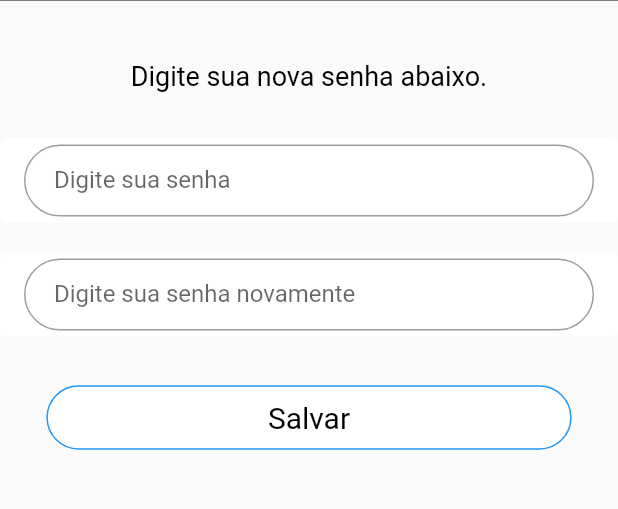
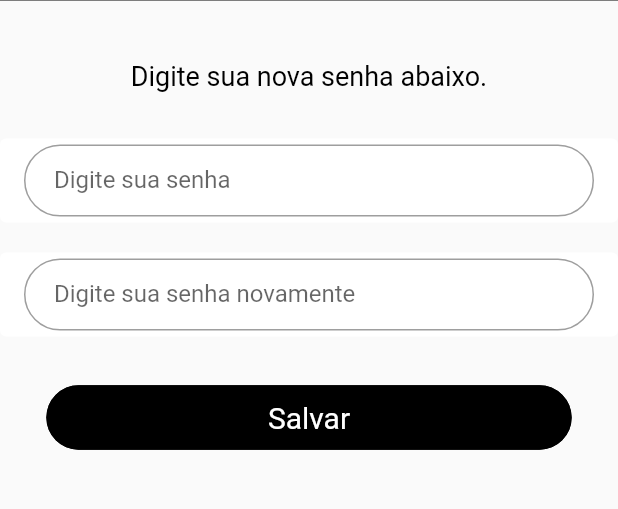
Before and after one commit to RaphaZ99/skymed-mobile, a Flutter app: the WidgetRecuperarSenhaPacienteCodigo screen opened by its route, after a tap on "Próximo", on a phone screen of 412 x 824 dp, the part 151-660 px from its top. Run offline on Flutter 3.47's test engine with Material 2 defaults, Android fonts, the phone set to English and light mode, and no system bars.

Commit message:
Ajusta cor de botões segundo o padrão

```diff
--- a/lib/views/recuperar-senha-paciente-codigo.dart
+++ b/lib/views/recuperar-senha-paciente-codigo.dart
@@ -18,9 +18,9 @@ class _WidgetRecuperarSenhaPacienteCodigoState
         child: ListView(
           children: <Widget>[
             WidgetContainerInputTexto(
-               texto: "Recuperar Senha",
-               tamanhoDaLetra: 25.0,
-               alturaDoTexto: 2,
+              texto: "Recuperar Senha",
+              tamanhoDaLetra: 25.0,
+              alturaDoTexto: 2,
             ),
             Text(
               'Digite o código enviado para seu e-mail',
@@ -66,9 +66,9 @@ class _WidgetRecuperarSenhaPacienteCodigoState
             ),
             Botao(
               titulo: 'Próximo',
-              corInterna: Colors.white,
-              corBorda: Colors.blue,
-              corLetra: Colors.black,
+              corBorda: Colors.black,
+              corLetra: Colors.white,
+              corInterna: Colors.black,
               callback: () => Navigator.of(context).push(
                 MaterialPageRoute(
                   builder: (context) => WidgetRecuperarSenhaPacienteNovaSenha(),
--- a/lib/views/recuperar-senha-paciente-nova-senha.dart
+++ b/lib/views/recuperar-senha-paciente-nova-senha.dart
@@ -36,10 +36,12 @@ class _WidgetRecuperarSenhaPacienteNovaSenhaState
             ),
             Botao(
               titulo: 'Salvar',
-              corLetra: Colors.black,
-              corBorda: Colors.blue,
-              corInterna: Colors.white,
-              callback: () => Navigator.pop(context),
+              corBorda: Colors.black,
+              corLetra: Colors.white,
+              corInterna: Colors.black,
+              callback: () {
+                Navigator.of(context).popUntil((route) => route.isFirst);
+              },
             ),
           ],
         ),
```
Also changed, not shown: lib/views/recuperar-senha-paciente-informar-email.dart (+6 -9 lines).
